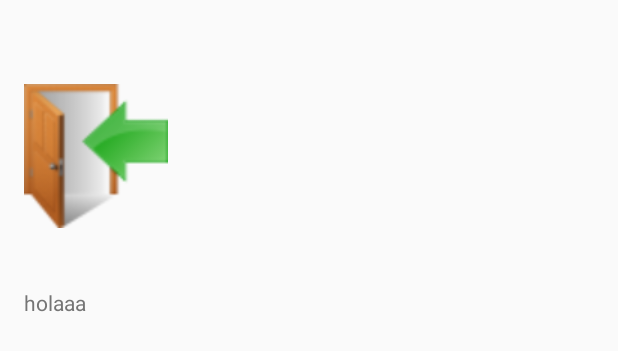
After one commit to Anthua22/FutApp, an Android app: the layout header_layout_inicio.xml on its own in the app's theme, with its tools: preview values and no code run, on a phone screen of 412 x 824 dp. The commit adds this screen. Shown: the top 351 px of the screen. Run offline under Robolectric (Android 15) with nearby library versions, the phone set to English and light mode, and no system bars.

Commit message:
Agrego la pantalla de inicio con un menu lateral

```diff
--- /dev/null
+++ b/app/src/main/res/layout/header_layout_inicio.xml
@@ -0,0 +1,33 @@
+<?xml version="1.0" encoding="utf-8"?>
+<LinearLayout xmlns:android="http://schemas.android.com/apk/res/android" android:layout_width="match_parent"
+    android:layout_height="200dp"
+    android:layout_marginTop="40dp"
+    android:layout_marginBottom="40dp"
+    android:padding="16dp"
+    android:orientation="vertical">
+
+    <ImageView
+        android:layout_width="96dp"
+        android:layout_height="96dp"
+        android:id="@+id/fotoArbitro"
+        android:src="@drawable/log_logout_door"
+        android:layout_marginBottom="40dp"
+        android:layout_gravity="center_vertical"
+        android:scaleType="fitCenter">
+
+    </ImageView>
+
+
+
+
+    <TextView
+        android:layout_width="match_parent"
+        android:layout_height="wrap_content"
+        android:id="@+id/nombreArbitro"
+        android:text="holaaa"
+        android:gravity="bottom"
+        android:textColor="?attr/colorPrimaryDark"
+        android:textAppearance="@style/TextAppearance.AppCompat.Body1"/>
+
+
+</LinearLayout>
```
Also changed, not shown: app/src/main/java/com/example/futapp/VistasFragments/InicioFragment.java (+51 -6 lines), app/src/main/java/com/example/futapp/VistasFragments/LoginFragment.java (+6 -3 lines), app/src/main/res/layout/inicio.xml (+52 -11 lines), app/src/main/res/menu/menu_drawer_inicio.xml (added, +19 -0 lines), app/src/main/res/drawable-v24/log_logout_door.png (added), app/src/main/res/drawable-v24/menu_button.png (added), app/src/main/res/drawable-v24/settings.png (added).
